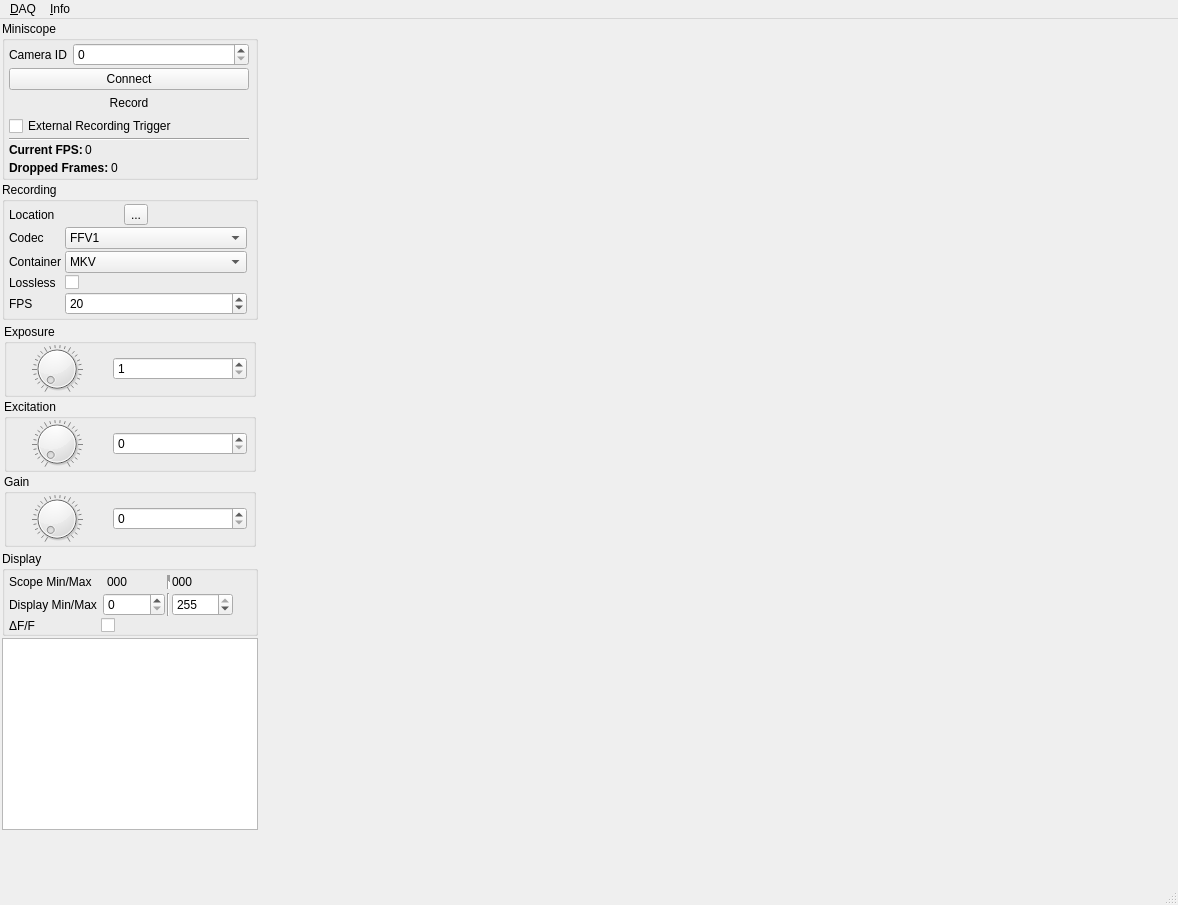
Old version of the form src/mainwindow.ui in the repository bothlab/pomidaq.
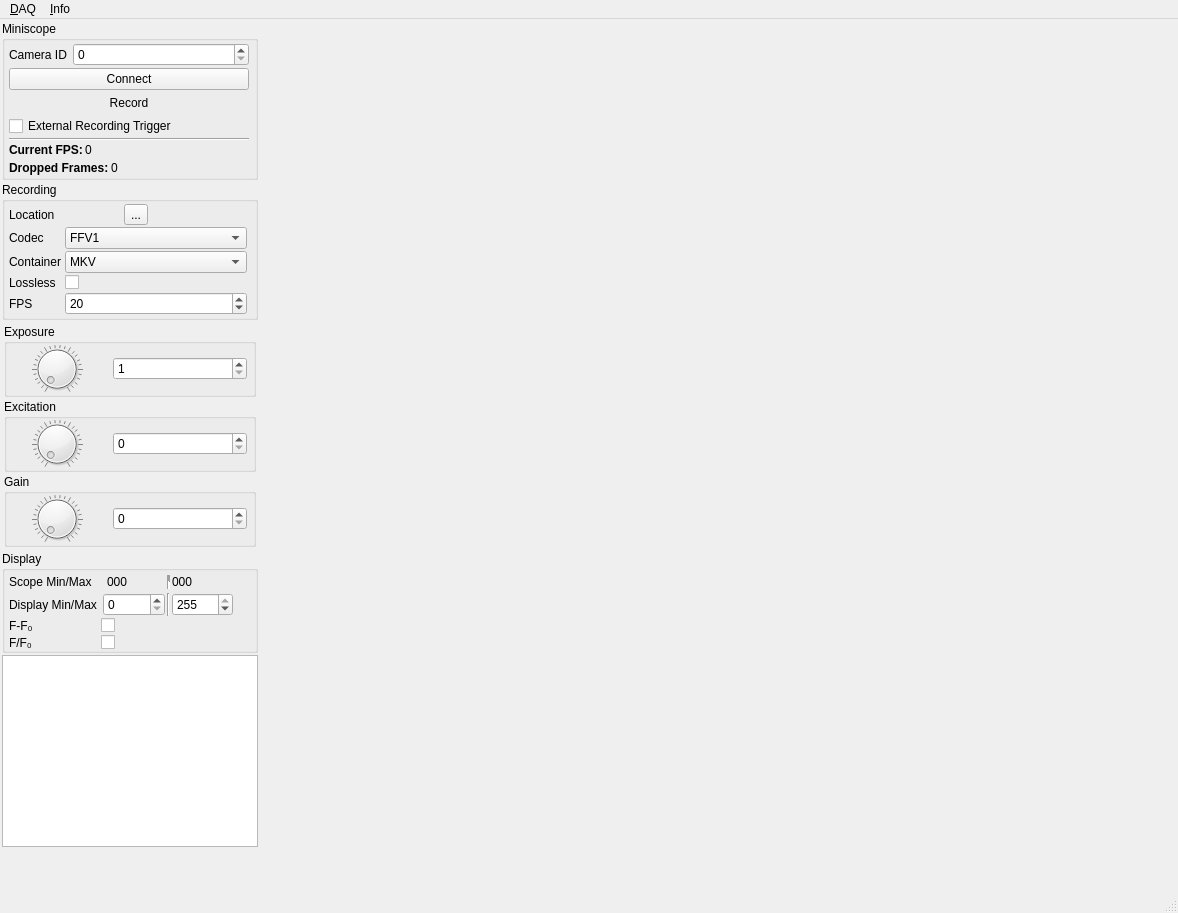
New version of the form. Icons and pictures are not drawn.

```diff
--- a/src/mainwindow.ui
+++ b/src/mainwindow.ui
@@ -7,7 +7,7 @@
     <x>0</x>
     <y>0</y>
     <width>1178</width>
-    <height>905</height>
+    <height>913</height>
    </rect>
   </property>
   <property name="windowTitle">
@@ -735,12 +735,22 @@
             <item row="2" column="0">
              <widget class="QLabel" name="deltaFLabel">
               <property name="text">
-               <string>ΔF/F</string>
+               <string>F-F₀</string>
               </property>
              </widget>
             </item>
             <item row="2" column="1">
-             <widget class="QCheckBox" name="deltaFCheckBox"/>
+             <widget class="QCheckBox" name="bgSubstCheckBox"/>
+            </item>
+            <item row="3" column="0">
+             <widget class="QLabel" name="bgDivLabel">
+              <property name="text">
+               <string>F/F₀</string>
+              </property>
+             </widget>
+            </item>
+            <item row="3" column="1">
+             <widget class="QCheckBox" name="bgDivCheckBox"/>
             </item>
            </layout>
           </item>
```
Left out of the diff: 2 changed lines with no effect on the pictures.
